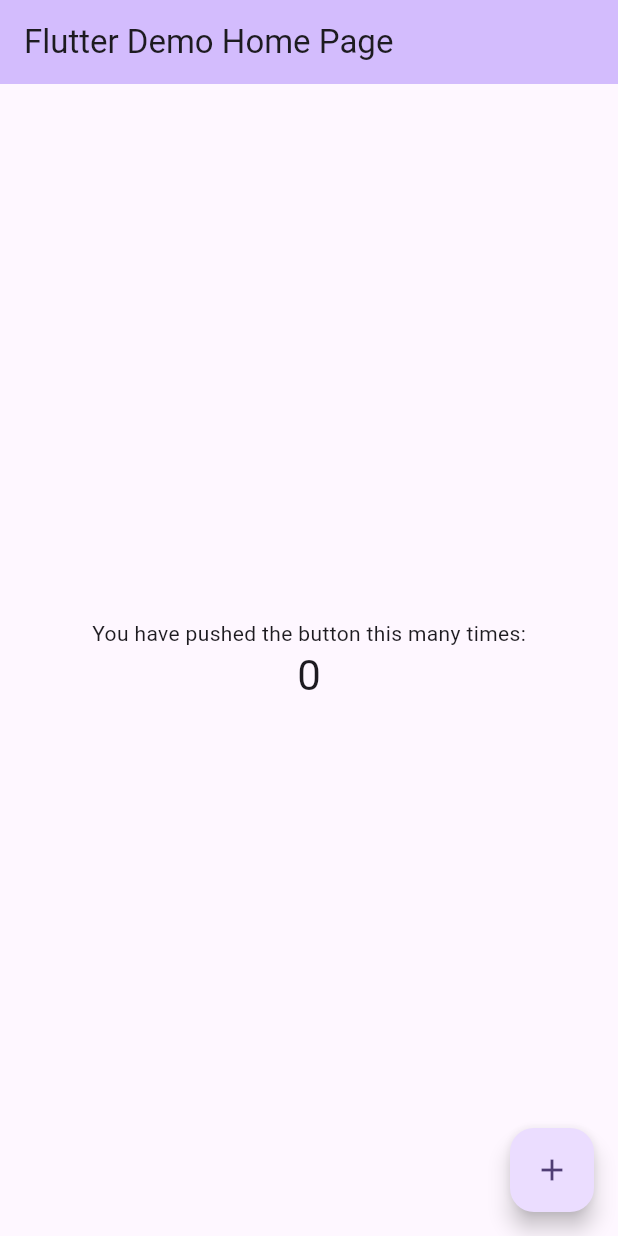
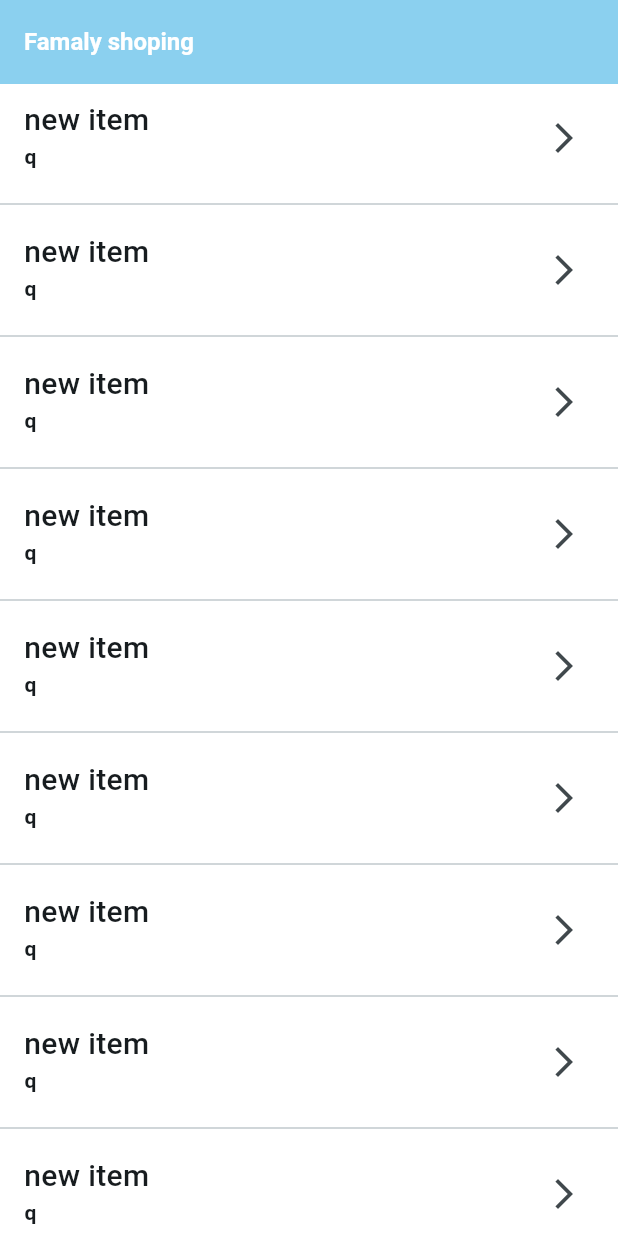
Before and after one commit to bogdanpavelmhs/family_shopping_list, a Flutter app: the screen it shows after launch, on a phone screen of 412 x 824 dp. Run offline on Flutter 3.47's test engine with Material 2 defaults, Android fonts, the phone set to English and light mode, and no system bars.

Commit message:
Lesson 4

```diff
--- a/analysis_options.yaml
+++ b/analysis_options.yaml
@@ -22,8 +22,8 @@ linter:
   # `// ignore_for_file: name_of_lint` syntax on the line or in the file
   # producing the lint.
   rules:
-    # avoid_print: false  # Uncomment to disable the `avoid_print` rule
-    # prefer_single_quotes: true  # Uncomment to enable the `prefer_single_quotes` rule
+    avoid_print: false  # Uncomment to disable the `avoid_print` rule
+    prefer_single_quotes: true  # Uncomment to enable the `prefer_single_quotes` rule
 
 # Additional information about this file can be found at
 # https://dart.dev/guides/language/analysis-options
--- a/lib/main.dart
+++ b/lib/main.dart
@@ -12,10 +12,30 @@ class MyApp extends StatelessWidget {
     return MaterialApp(
       title: 'Flutter Demo',
       theme: ThemeData(
-        colorScheme: ColorScheme.fromSeed(seedColor: Colors.deepPurple),
+        colorScheme: ColorScheme.fromSeed(
+          seedColor: Colors.blueGrey,
+        ),
+        appBarTheme: const AppBarTheme(
+          backgroundColor: Colors.blueGrey,
+          titleTextStyle: TextStyle(
+            fontSize: 16,
+            fontWeight: FontWeight.w700,
+          ),
+        ),
+        scaffoldBackgroundColor: Colors.white,
         useMaterial3: true,
+        textTheme: const TextTheme(
+          bodyMedium: TextStyle(
+            fontWeight: FontWeight.w500,
+            fontSize: 20,
+          ),
+          labelSmall: TextStyle(
+            fontWeight: FontWeight.w700,
+            fontSize: 14,
+          ),
+        ),
       ),
-      home: const MyHomePage(title: 'Flutter Demo Home Page'),
+      home: const MyHomePage(title: 'Famaly shoping'),
     );
   }
 }
@@ -30,39 +50,29 @@ class MyHomePage extends StatefulWidget {
 }
 
 class _MyHomePageState extends State<MyHomePage> {
-  int _counter = 0;
-
-  void _incrementCounter() {
-    setState(() {
-      _counter++;
-    });
-  }
-
   @override
   Widget build(BuildContext context) {
+    final theme = Theme.of(context);
+
     return Scaffold(
       appBar: AppBar(
         backgroundColor: Theme.of(context).colorScheme.inversePrimary,
         title: Text(widget.title),
       ),
-      body: Center(
-        child: Column(
-          mainAxisAlignment: MainAxisAlignment.center,
-          children: <Widget>[
-            const Text(
-              'You have pushed the button this many times:',
-            ),
-            Text(
-              '$_counter',
-              style: Theme.of(context).textTheme.headlineMedium,
-            ),
-          ],
+      body: ListView.separated(
+        separatorBuilder: (context, index) => const Divider(),
+        itemCount: 12,
+        itemBuilder: (context, i) => ListTile(
+          title: Text(
+            'new item',
+            style: theme.textTheme.bodyMedium,
+          ),
+          subtitle: Text(
+            'q',
+            style: theme.textTheme.labelSmall,
+          ),
+          trailing: const Icon(Icons.arrow_forward_ios),
         ),
-      ),
-      floatingActionButton: FloatingActionButton(
-        onPressed: _incrementCounter,
-        tooltip: 'Increment',
-        child: const Icon(Icons.add),
       ),
     );
   }
```
